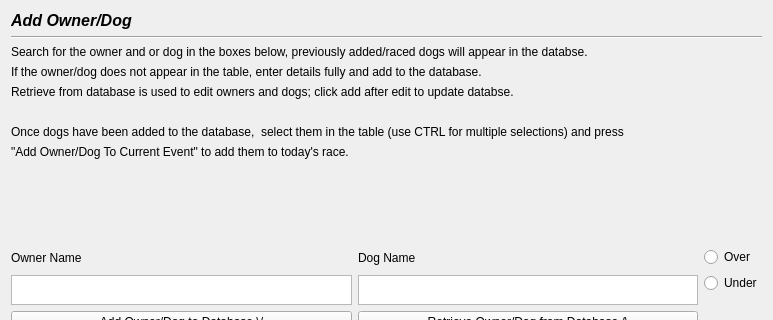
The window that ownerdog.ui (davavanstone/DogTiming) describes before a commit, drawn with Qt 5; both pictures show x 0 to 773 and y 0 to 320 of the 773 by 700 pixel window.
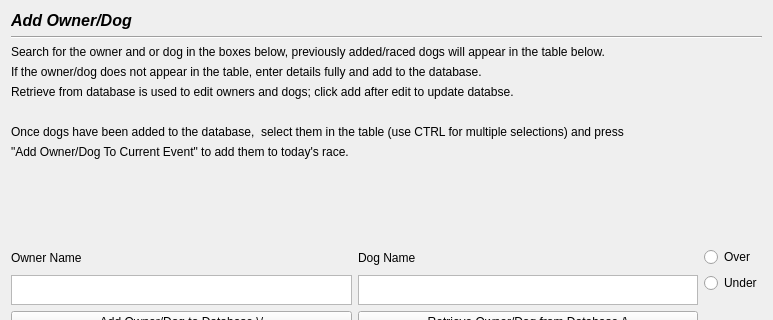
The same window after the commit.

Commit message: unused layouts removed, spelling corrections and object names updated

Patch:
```diff
--- a/ownerdog.ui
+++ b/ownerdog.ui
@@ -44,7 +44,7 @@
      <item>
       <widget class="QLabel" name="label_2">
        <property name="text">
-        <string>Search for the owner and or dog in the boxes below, previously added/raced dogs will appear in the databse.</string>
+        <string>Search for the owner and or dog in the boxes below, previously added/raced dogs will appear in the table below.</string>
        </property>
       </widget>
      </item>
```
Left out of the diff: 29 changed lines with no effect on the pictures.
